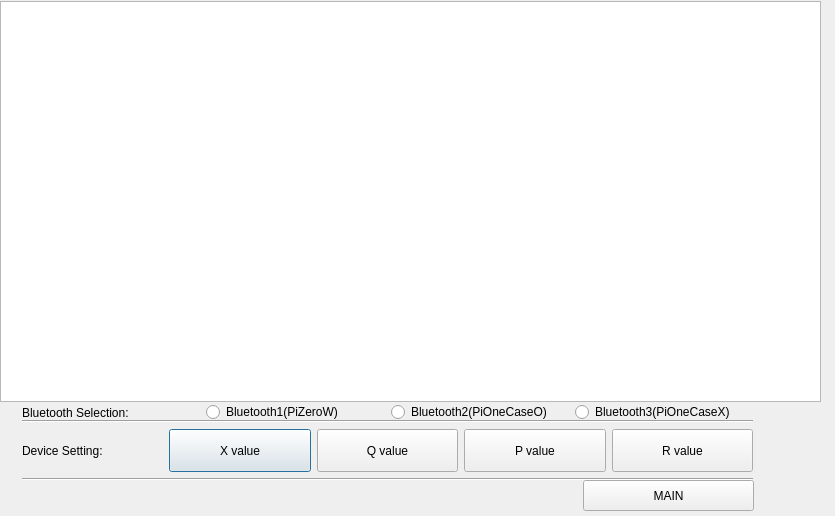
Old version of the form final/bluetoothsetting.ui in the repository FinalMission/raspberry-pi-qt.
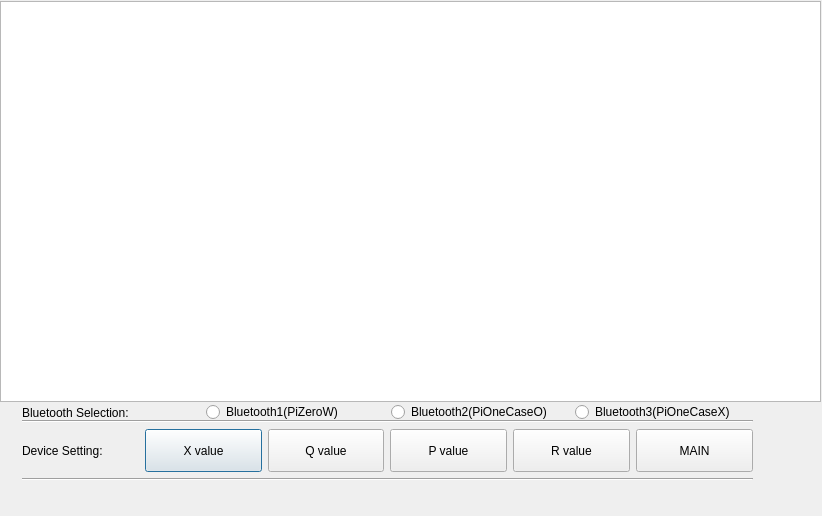
New version of the form.

```diff
--- a/final/bluetoothsetting.ui
+++ b/final/bluetoothsetting.ui
@@ -6,7 +6,7 @@
    <rect>
     <x>0</x>
     <y>0</y>
-    <width>835</width>
+    <width>822</width>
     <height>516</height>
    </rect>
   </property>
@@ -141,6 +141,19 @@
         </property>
        </widget>
       </item>
+      <item>
+       <widget class="QPushButton" name="pushButton_5">
+        <property name="sizePolicy">
+         <sizepolicy hsizetype="Minimum" vsizetype="Ignored">
+          <horstretch>0</horstretch>
+          <verstretch>0</verstretch>
+         </sizepolicy>
+        </property>
+        <property name="text">
+         <string>MAIN</string>
+        </property>
+       </widget>
+      </item>
      </layout>
     </item>
     <item>
@@ -152,19 +165,6 @@
     </item>
    </layout>
   </widget>
-  <widget class="QPushButton" name="pushButton_5">
-   <property name="geometry">
-    <rect>
-     <x>583</x>
-     <y>480</y>
-     <width>171</width>
-     <height>31</height>
-    </rect>
-   </property>
-   <property name="text">
-    <string>MAIN</string>
-   </property>
-  </widget>
  </widget>
  <resources/>
  <connections/>
```
